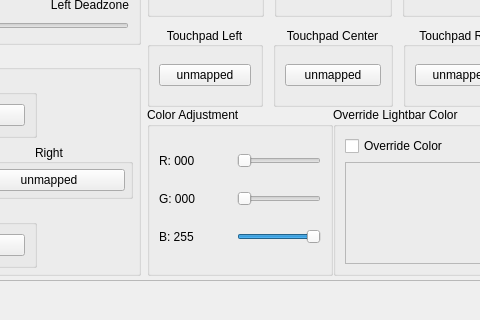
This is src/qt_gui/control_settings.ui in shadps4-emu/shadPS4 as Qt 5 draws it before an edit; both pictures show x 230 to 710 and y 527 to 847 of the 1124 by 847 pixel window. The edited form follows.
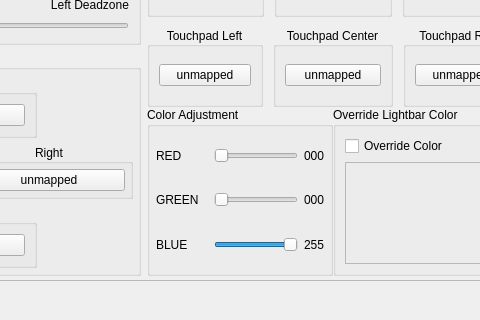
This is the edited form. Icons and pictures are not drawn.

The edit to the form file:
```diff
--- a/src/qt_gui/control_settings.ui
+++ b/src/qt_gui/control_settings.ui
@@ -1046,17 +1046,26 @@
                  <string>Color Adjustment</string>
                 </property>
                 <layout class="QVBoxLayout" name="verticalLayout_18">
+                 <property name="leftMargin">
+                  <number>6</number>
+                 </property>
+                 <property name="rightMargin">
+                  <number>6</number>
+                 </property>
                  <item>
                   <layout class="QHBoxLayout" name="horizontalLayout_9">
+                   <property name="spacing">
+                    <number>6</number>
+                   </property>
                    <item>
-                    <widget class="QLabel" name="RLabel">
+                    <widget class="QLabel" name="RLabel_text">
                      <property name="font">
                       <font>
                        <bold>false</bold>
                       </font>
                      </property>
                      <property name="text">
-                      <string notr="true">R: 000</string>
+                      <string>RED</string>
                      </property>
                     </widget>
                    </item>
@@ -1076,19 +1085,32 @@
                      </property>
                     </widget>
                    </item>
+                   <item>
+                    <widget class="QLabel" name="RLabel">
+                     <property name="maximumSize">
+                      <size>
+                       <width>20</width>
+                       <height>16777215</height>
+                      </size>
+                     </property>
+                     <property name="text">
+                      <string notr="true">000</string>
+                     </property>
+                    </widget>
+                   </item>
                   </layout>
                  </item>
                  <item>
                   <layout class="QHBoxLayout" name="horizontalLayout_10">
                    <item>
-                    <widget class="QLabel" name="GLabel">
+                    <widget class="QLabel" name="GLabel_text">
                      <property name="font">
                       <font>
                        <bold>false</bold>
                       </font>
                      </property>
                      <property name="text">
-                      <string notr="true">G: 000</string>
+                      <string>GREEN</string>
                      </property>
                     </widget>
                    </item>
@@ -1108,19 +1130,32 @@
                      </property>
                     </widget>
                    </item>
+                   <item>
+                    <widget class="QLabel" name="GLabel">
+                     <property name="maximumSize">
+                      <size>
+                       <width>20</width>
+                       <height>16777215</height>
+                      </size>
+                     </property>
+                     <property name="text">
+                      <string notr="true">000</string>
+                     </property>
+                    </widget>
+                   </item>
                   </layout>
                  </item>
                  <item>
                   <layout class="QHBoxLayout" name="horizontalLayout_11">
                    <item>
-                    <widget class="QLabel" name="BLabel">
+                    <widget class="QLabel" name="BLabel_text">
                      <property name="font">
                       <font>
                        <bold>false</bold>
                       </font>
                      </property>
                      <property name="text">
-                      <string notr="true">B: 255</string>
+                      <string>BLUE</string>
                      </property>
                     </widget>
                    </item>
@@ -1143,6 +1178,19 @@
                      </property>
                     </widget>
                    </item>
+                   <item>
+                    <widget class="QLabel" name="BLabel">
+                     <property name="maximumSize">
+                      <size>
+                       <width>20</width>
+                       <height>16777215</height>
+                      </size>
+                     </property>
+                     <property name="text">
+                      <string notr="true">255</string>
+                     </property>
+                    </widget>
+                   </item>
                   </layout>
                  </item>
                 </layout>
```
